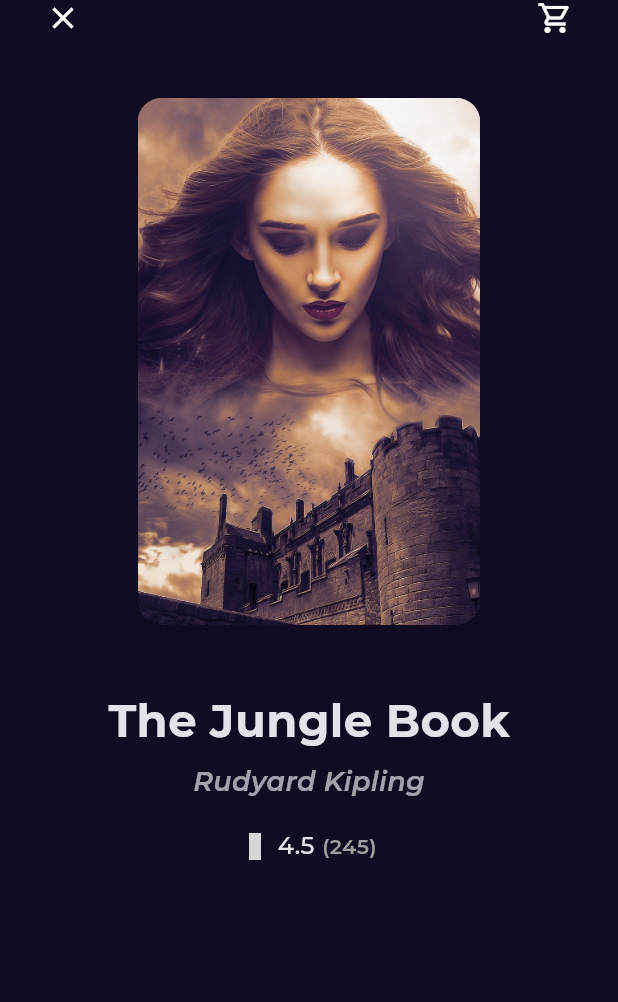
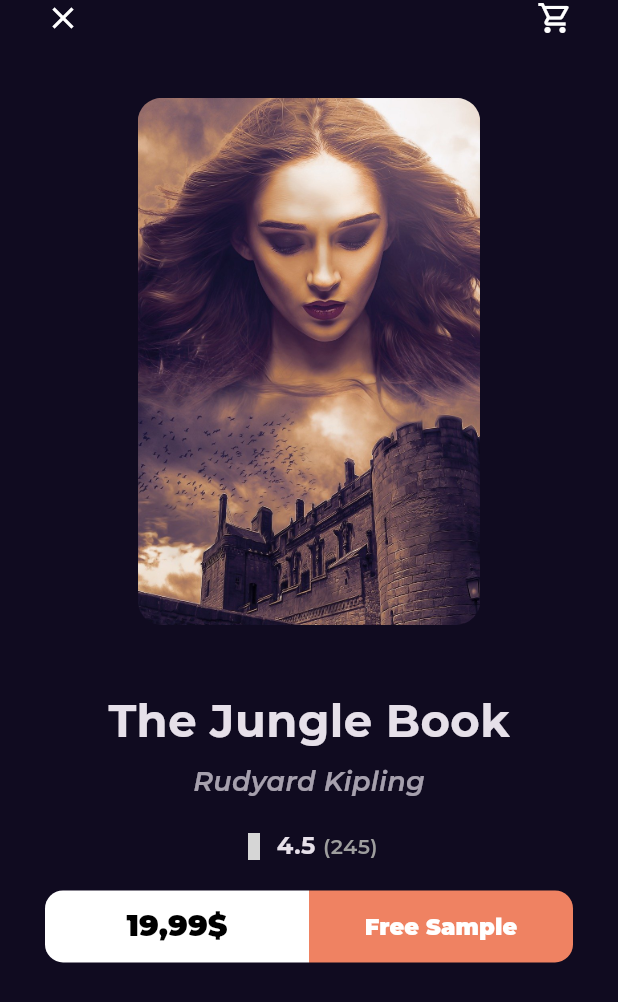
Before and after one commit to alaakorda/Bookly, a Flutter app: the BookDetailsViewBody screen opened directly, on a phone screen of 412 x 824 dp. Shown: the top 1002 px of the screen. Run offline on Flutter 3.47's test engine with Material 3 defaults, Android fonts, the phone set to English and light mode, and no system bars; our stand-ins replace font_awesome_flutter, go_router, google_fonts; missing offline and left inert: font_awesome_icon_class; grey boxes are pictures that could not be loaded.

Commit message:
create book action

```diff
--- a/lib/Features/home/presentation/views/widgets/book_details_view_body.dart
+++ b/lib/Features/home/presentation/views/widgets/book_details_view_body.dart
@@ -1,3 +1,4 @@
+import 'package:bookly/Features/home/presentation/views/widgets/books_action.dart';
 import 'package:bookly/core/utils/styles.dart';
 import 'package:flutter/cupertino.dart';
 import 'package:flutter/material.dart';
@@ -51,6 +52,10 @@ class BookDetailsViewBody extends StatelessWidget {
               const BookRating(
                 mainAxisAlignment: MainAxisAlignment.center,
               ),
+              const SizedBox(
+                height: 18,
+              ),
+              const BooksAction(),
             ],
           ),
         ),
--- a/lib/Features/home/presentation/views/widgets/book_rating.dart
+++ b/lib/Features/home/presentation/views/widgets/book_rating.dart
@@ -3,8 +3,9 @@ import 'package:flutter/material.dart';
 import 'package:font_awesome_icon_class/font_awesome_icon_class.dart';
 
 class BookRating extends StatelessWidget {
-  const BookRating({Key? key,this.mainAxisAlignment = MainAxisAlignment.start}) : super(key: key);
-   final MainAxisAlignment mainAxisAlignment;
+  const BookRating({Key? key, this.mainAxisAlignment = MainAxisAlignment.start})
+      : super(key: key);
+  final MainAxisAlignment mainAxisAlignment;
   @override
   Widget build(BuildContext context) {
     return Row(
@@ -18,19 +19,17 @@ class BookRating extends StatelessWidget {
         const SizedBox(
           width: 6.3,
         ),
-        const Text(
+        Text(
           '4.5',
-          style: Styles.textStyle16,
+          style: Styles.textStyle16.copyWith(fontWeight: FontWeight.w700),
         ),
         const SizedBox(
           width: 5,
         ),
         Text(
           '(245)',
-          style: Styles.textStyle14.copyWith(
-            color: Colors.grey,
-            fontWeight: FontWeight.w600
-          ),
+          style: Styles.textStyle14
+              .copyWith(color: Colors.grey, fontWeight: FontWeight.w600),
         ),
       ],
     );
--- /dev/null
+++ b/lib/Features/home/presentation/views/widgets/books_action.dart
@@ -0,0 +1,40 @@
+import 'package:bookly/core/widget/custom_button.dart';
+import 'package:flutter/cupertino.dart';
+import 'package:flutter/material.dart';
+import 'package:flutter/painting.dart';
+import 'package:flutter/widgets.dart';
+
+class BooksAction extends StatelessWidget {
+  const BooksAction({Key? key}) : super(key: key);
+  @override
+  Widget build(BuildContext context) {
+    return const Row(
+      children: [
+        Expanded(
+          child: CustomButtom(
+            backgroundcolor: Colors.white,
+            text: '19,99\$',
+            textColor: Colors.black,
+            fontsize: 20,
+            borderRadius: BorderRadius.only(
+              topLeft: Radius.circular(12),
+              bottomLeft: Radius.circular(12),
+            ),
+          ),
+        ),
+        Expanded(
+          child: CustomButtom(
+            backgroundcolor: Color(0xffEF8262),
+            text: 'Free Sample',
+            textColor: Colors.white,
+            fontsize: 15,
+            borderRadius: BorderRadius.only(
+              topRight: Radius.circular(12),
+              bottomRight: Radius.circular(12),
+            ),
+          ),
+        ),
+      ],
+    );
+  }
+}
--- /dev/null
+++ b/lib/core/widget/custom_button.dart
@@ -0,0 +1,42 @@
+import 'package:bookly/core/utils/styles.dart';
+import 'package:flutter/material.dart';
+
+class CustomButtom extends StatelessWidget {
+  const CustomButtom({
+    Key? key,
+    required this.backgroundcolor,
+    required this.text,
+    required this.textColor,
+    required this.borderRadius,
+    this.fontsize,
+  }) : super(key: key);
+  final Color backgroundcolor;
+  final String text;
+  final Color textColor;
+  final double? fontsize;
+  // final Function()? onPressed;
+  final BorderRadius borderRadius;
+  @override
+  Widget build(BuildContext context) {
+    return SizedBox(
+      height: 48,
+      child: TextButton(
+        onPressed: () {},
+        style: TextButton.styleFrom(
+          backgroundColor: backgroundcolor,
+          shape: RoundedRectangleBorder(
+            borderRadius: borderRadius,
+          ),
+        ),
+        child: Text(
+          text,
+          style: Styles.textStyle16.copyWith(
+            color: textColor,
+            fontWeight: FontWeight.w900,
+            fontSize: fontsize,
+          ),
+        ),
+      ),
+    );
+  }
+}
```
